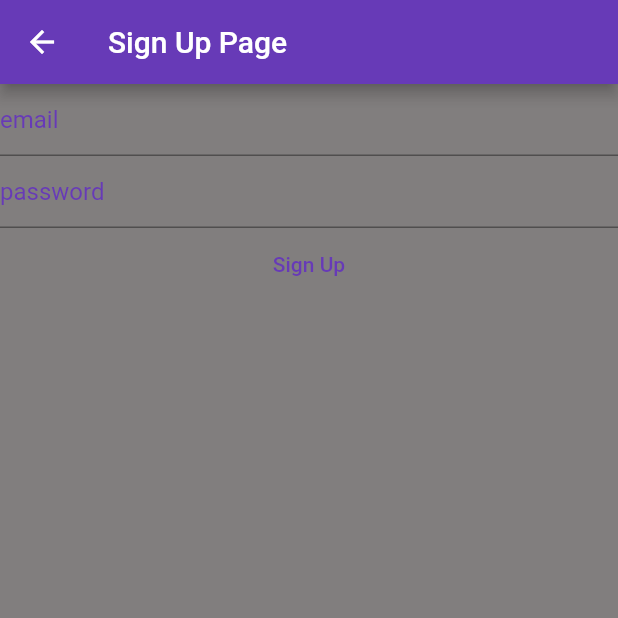
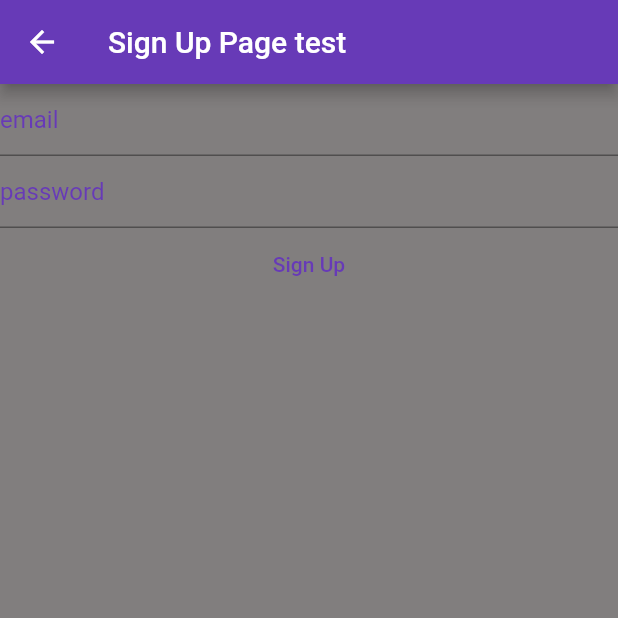
Before and after one commit to azzayatss/flutter, a Flutter app: the SignUpView screen opened directly, on a phone screen of 412 x 824 dp, the top half of it. Run offline on Flutter 3.47's test engine with Material 2 defaults, Android fonts, the phone set to English and light mode, and no system bars; our stand-ins replace firebase_auth, firebase_core; accounts and stored records are empty.

Commit message:
dev branch creation

```diff
--- a/lib/views/sign_up_view.dart
+++ b/lib/views/sign_up_view.dart
@@ -37,7 +37,7 @@ late final TextEditingController _passwordContoller;
       // scafold - стандартне рішення яке має в собі аппбар і тіло
       // todo вивчити всі можливості скалафорду
       backgroundColor: const Color.fromARGB(173, 69, 65, 65),
-      appBar: AppBar(title: const Text('Sign Up Page')),
+      appBar: AppBar(title: const Text('Sign Up Page test')),
       body: FutureBuilder(
         future: Firebase.initializeApp(
           //Firebase.initializeApp() needs to call native code to initialize Firebase,
```
